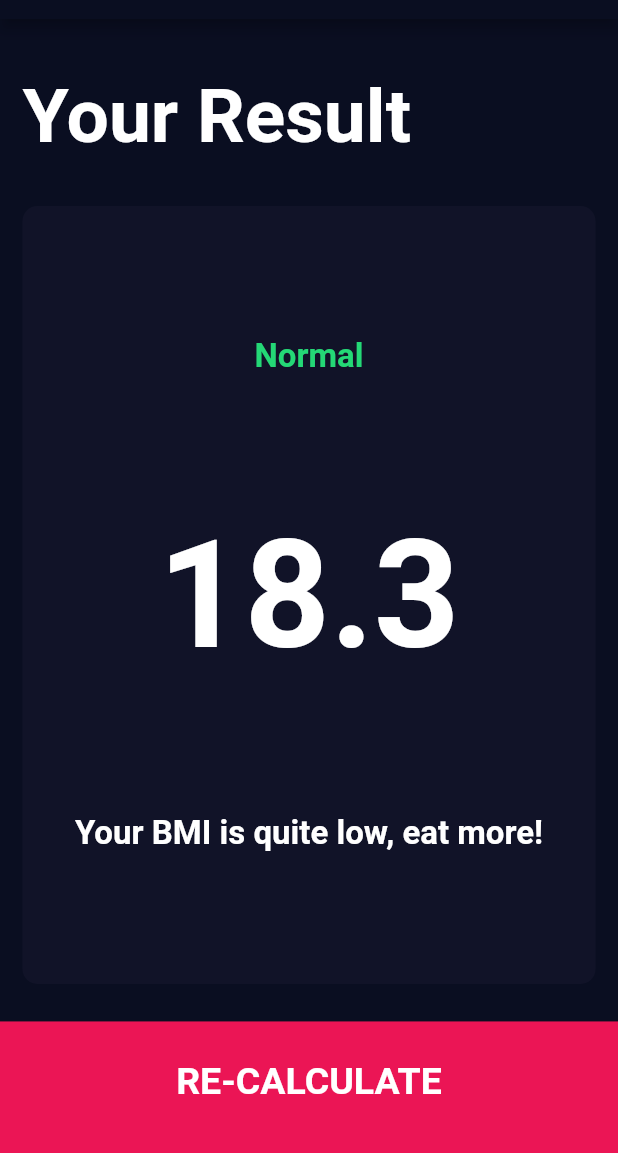
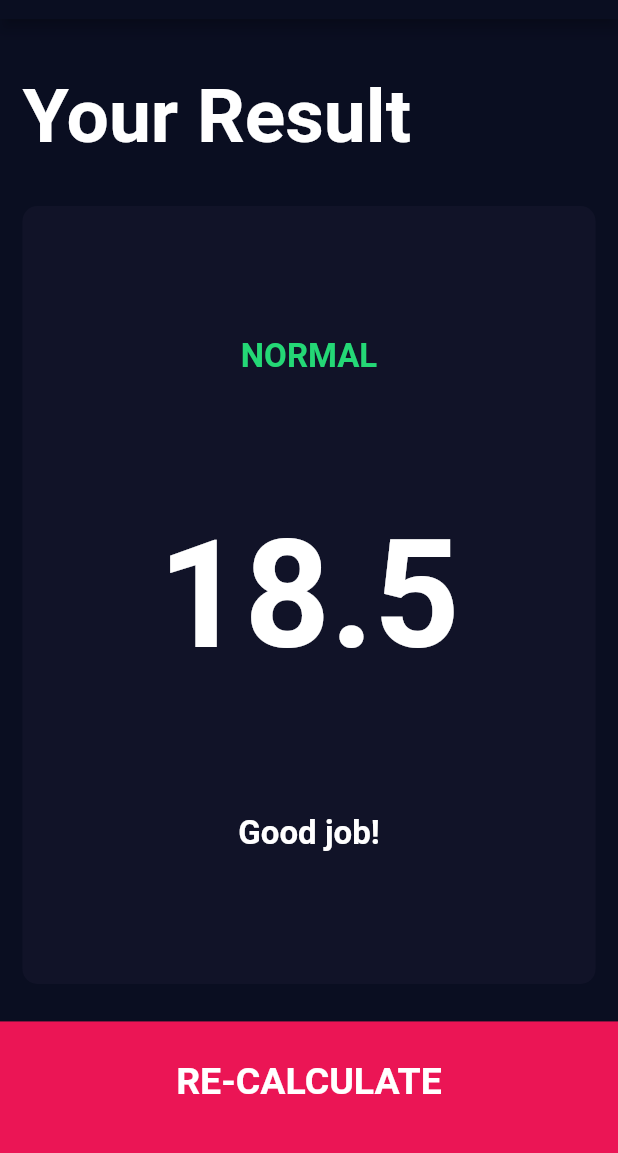
Before and after one commit to itayxsagiv/bmi-calculator-flutter, a Flutter app: the screen it shows after launch, after a tap on "CALCULATE", on a phone screen of 412 x 824 dp, the part 65-1218 px from its top. Run offline on Flutter 3.47's test engine with Material 2 defaults, Android fonts, the phone set to English and light mode, and no system bars; our stand-ins replace font_awesome_flutter.

Commit message:
Step 16 - Calculator model

```diff
--- /dev/null
+++ b/lib/components/calculator_brain.dart
@@ -0,0 +1,36 @@
+import 'dart:math';
+
+import 'package:flutter/cupertino.dart';
+
+class CalculatorBrain {
+  int height;
+  int weight;
+  double _bmi;
+
+  CalculatorBrain({@required this.height, @required this.weight});
+
+  String calculateBMI() {
+    _bmi = weight / pow(height / 100, 2);
+    return _bmi.toStringAsFixed(1);
+  }
+
+  String getResults() {
+    if (_bmi > 25) {
+      return 'Overweight';
+    } else if (_bmi > 18.5) {
+      return 'Normal';
+    } else {
+      return 'Underweight';
+    }
+  }
+
+  String getInterpretation() {
+    if (_bmi > 25) {
+      return 'Eat less!';
+    } else if (_bmi > 18.5) {
+      return 'Good job!';
+    } else {
+      return 'Eat more!';
+    }
+  }
+}
--- a/lib/main.dart
+++ b/lib/main.dart
@@ -12,11 +12,7 @@ class BMICalculator extends StatelessWidget {
         primaryColor: Color(0xff0a0e21),
         scaffoldBackgroundColor: Color(0xff0a0e21),
       ),
-      initialRoute: '/',
-      routes: {
-        '/': (context) => InputPage(),
-        '/results': (context) => ResultsPage(),
-      },
+      home: InputPage(),
     );
   }
 }
--- a/lib/screens/input_page.dart
+++ b/lib/screens/input_page.dart
@@ -1,8 +1,10 @@
 import 'package:bmi_calculator/components/bottom_button.dart';
+import 'package:bmi_calculator/components/calculator_brain.dart';
 import 'package:bmi_calculator/components/reusable_card.dart';
 import 'package:bmi_calculator/constants.dart';
 import 'package:bmi_calculator/components/icon_content.dart';
 import 'package:bmi_calculator/components/round_icon_button.dart';
+import 'package:bmi_calculator/screens/results_page.dart';
 import 'package:flutter/material.dart';
 import 'package:font_awesome_flutter/font_awesome_flutter.dart';
 
@@ -211,7 +213,20 @@ class _InputPageState extends State<InputPage> {
           ),
           BottomButton(
             onTap: () {
-              Navigator.pushNamed(context, '/results');
+              CalculatorBrain calculatorBrain = CalculatorBrain(
+                height: height,
+                weight: weight,
+              );
+              Navigator.push(
+                context,
+                MaterialPageRoute(
+                  builder: (context) => ResultsPage(
+                      bmiResult: calculatorBrain.calculateBMI(),
+                      resultsText: calculatorBrain.getResults(),
+                      interpretation: calculatorBrain.getInterpretation()),
+                ),
+              );
+              // Navigator.pushNamed(context, '/results');
             },
             buttonTitle: 'CALCULATE',
           ),
--- a/lib/screens/results_page.dart
+++ b/lib/screens/results_page.dart
@@ -4,6 +4,16 @@ import 'package:bmi_calculator/constants.dart';
 import 'package:flutter/material.dart';
 
 class ResultsPage extends StatelessWidget {
+  final String bmiResult;
+  final String resultsText;
+  final String interpretation;
+
+  const ResultsPage({
+    @required this.bmiResult,
+    @required this.resultsText,
+    @required this.interpretation,
+  });
+
   @override
   Widget build(BuildContext context) {
     return Scaffold(
@@ -37,15 +47,15 @@ class ResultsPage extends StatelessWidget {
                 crossAxisAlignment: CrossAxisAlignment.center,
                 children: [
                   Text(
-                    'Normal',
+                    resultsText.toUpperCase(),
                     style: kResultsTextStyle,
                   ),
                   Text(
-                    '18.3',
+                    bmiResult,
                     style: kBMITextStyle,
                   ),
                   Text(
-                    'Your BMI is quite low, eat more!',
+                    interpretation,
                     style: kBodyTextStyle,
                     textAlign: TextAlign.center,
                   ),
```
